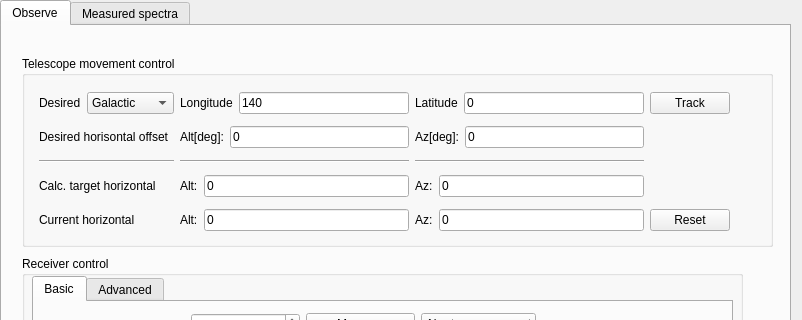
The window that Control_program/SALSA_UI.ui (varenius/salsa) describes before a commit, drawn with Qt 5; both pictures show x 0 to 802 and y 0 to 320 of the 802 by 594 pixel window.
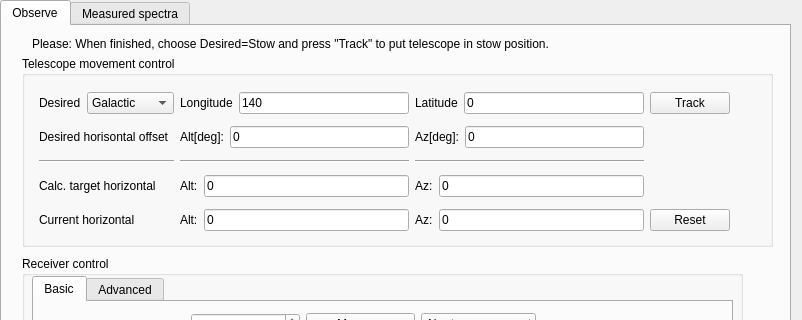
The same window after the commit.

Commit message: Added stow info.

What changed in the file:
```diff
--- a/Control_program/SALSA_UI.ui
+++ b/Control_program/SALSA_UI.ui
@@ -607,6 +607,19 @@
        </widget>
       </widget>
      </widget>
+     <widget class="QLabel" name="infolabel">
+      <property name="geometry">
+       <rect>
+        <x>30</x>
+        <y>10</y>
+        <width>671</width>
+        <height>16</height>
+       </rect>
+      </property>
+      <property name="text">
+       <string>Please: When finished, choose Desired=Stow and press &quot;Track&quot; to put telescope in stow position. </string>
+      </property>
+     </widget>
     </widget>
     <widget class="QWidget" name="tab_2">
      <attribute name="title">
```
Left out of the diff: 4 changed lines with no effect on the pictures. The commit also changes 1 other file.
